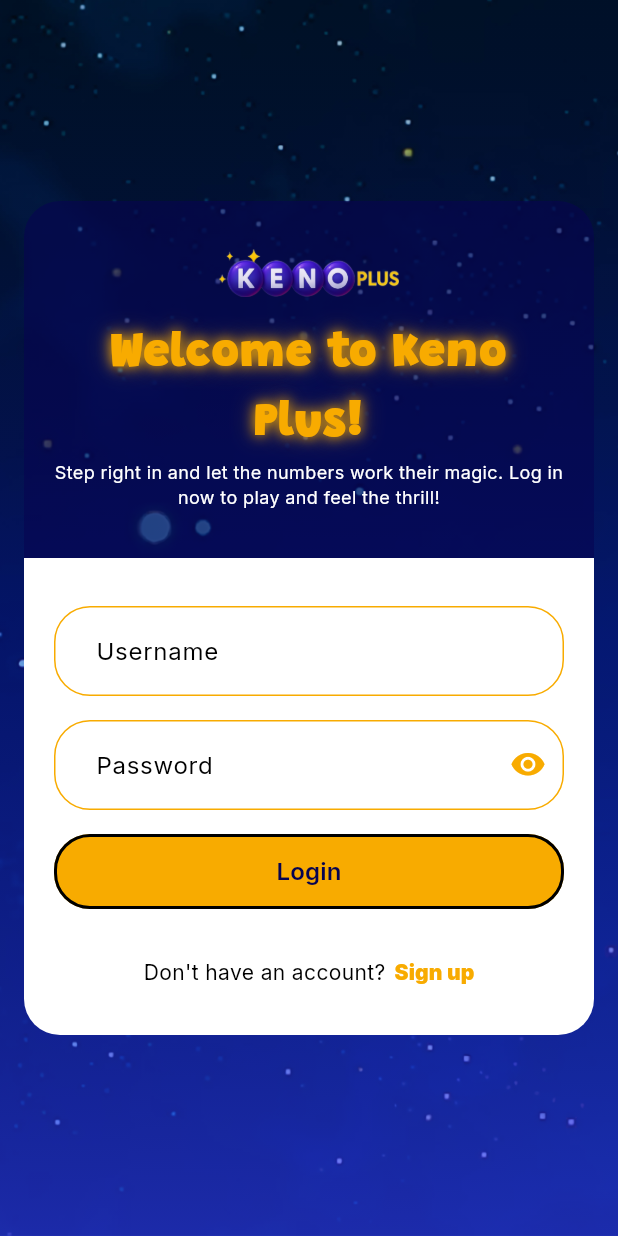
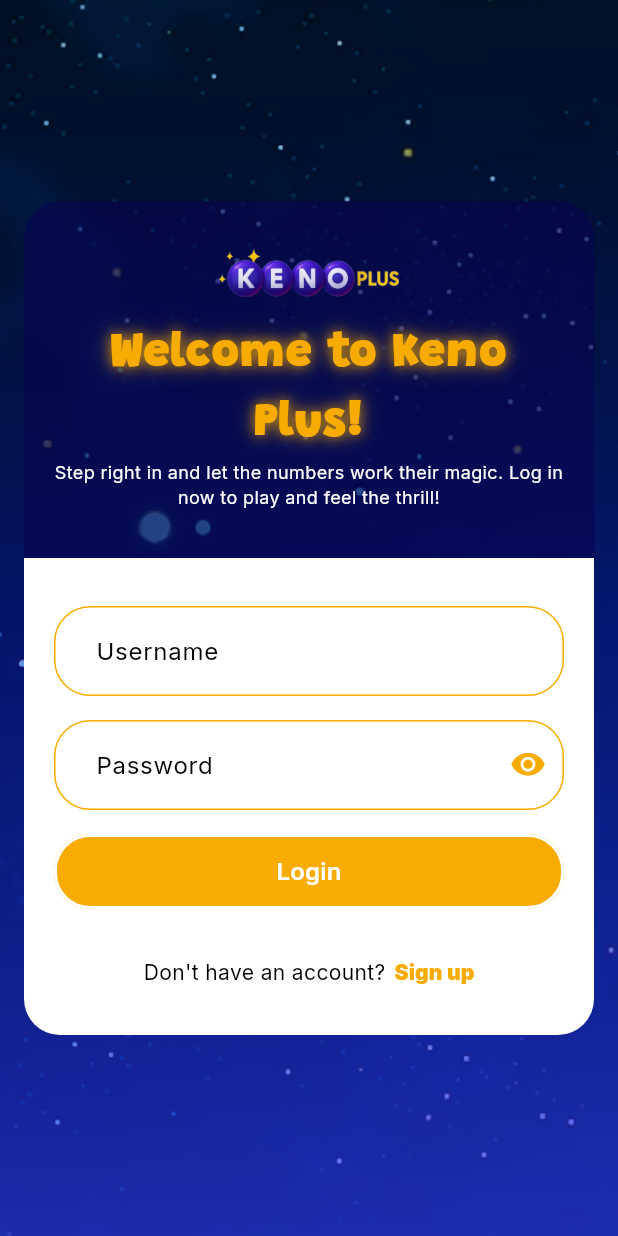
Before and after one commit to angelamar1e/keno_plus, a Flutter app: the screen it shows after launch, on a phone screen of 412 x 824 dp. Run offline on Flutter 3.47's test engine with Material 3 defaults, Android fonts, the phone set to English and light mode, and no system bars; our stand-ins replace dartz, flutter_bloc, flutter_dotenv, get_it, go_router, shared_preferences and 1 more; accounts and stored records are empty.

Commit message:
Fixed depreciated warnings

```diff
--- a/analysis_options.yaml
+++ b/analysis_options.yaml
@@ -1 +1,7 @@
 include: package:flutter_lints/flutter.yaml
+analyzer:
+  errors:
+    deprecated_member_use: ignore
+    public_member_api_docs: ignore
+    sort_constructors_first: ignore
+    file_names: ignore
--- a/lib/core/values/app_imports.dart
+++ b/lib/core/values/app_imports.dart
@@ -8,7 +8,6 @@ export 'dart:convert';
 export 'dart:math';
 export 'package:crypto/crypto.dart';
 export 'package:flutter_dotenv/flutter_dotenv.dart';
-export 'package:bloc/bloc.dart';
 export 'package:keno_plus/core/utils/database.dart';
 export 'package:keno_plus/core/themes/app_theme.dart';
 export 'package:keno_plus/core/widgets/app_widgets.dart';
--- a/lib/core/widgets/app_widgets.dart
+++ b/lib/core/widgets/app_widgets.dart
@@ -95,6 +95,18 @@ class _KenoButtonState extends State<KenoButton>
 
   @override
   Widget build(BuildContext context) {
+    // Get theme colors for defaults
+    final theme = Theme.of(context);
+    final defaultBackgroundColor =
+        widget.backgroundColor ?? theme.colorScheme.secondary;
+    final defaultTextColor = widget.textColor ?? theme.colorScheme.onSecondary;
+    final defaultIconColor = widget.iconColor ?? defaultTextColor;
+    final defaultForegroundColor =
+        widget.foregroundColor ?? theme.colorScheme.primary;
+    final defaultBorderColor =
+        widget.borderColor ?? theme.colorScheme.onPrimary;
+    final defaultGlowColor = widget.glowColor ?? defaultTextColor;
+
     return Listener(
       onPointerDown: (_) => _controller.forward(),
       onPointerUp: (_) => _controller.reverse(),
@@ -112,11 +124,9 @@ class _KenoButtonState extends State<KenoButton>
                         borderRadius: BorderRadius.circular(24.0),
                         boxShadow: [
                           BoxShadow(
-                            color:
-                                widget.glowColor ??
-                                AppColors.white.withAlpha(
-                                  _shadowAlphaAnimation.value.toInt(),
-                                ),
+                            color: defaultGlowColor.withAlpha(
+                              _shadowAlphaAnimation.value.toInt(),
+                            ),
                             blurRadius: 8.0,
                             spreadRadius: 1.0,
                             offset: Offset.zero,
@@ -130,10 +140,10 @@ class _KenoButtonState extends State<KenoButton>
                   onPressed: widget.onPressed,
                   style: ButtonStyle(
                     backgroundColor: WidgetStateProperty.all(
-                      widget.backgroundColor ?? AppColors.secondary,
+                      defaultBackgroundColor,
                     ),
                     foregroundColor: WidgetStateProperty.all(
-                      widget.foregroundColor ?? AppColors.primary,
+                      defaultForegroundColor,
                     ),
                     padding: WidgetStateProperty.all(
                       widget.padding ??
@@ -148,7 +158,7 @@ class _KenoButtonState extends State<KenoButton>
                         side:
                             widget.hasBorder
                                 ? BorderSide(
-                                  color: widget.borderColor ?? AppColors.white,
+                                  color: defaultBorderColor,
                                   width: widget.borderWidth ?? 2.0,
                                 )
                                 : BorderSide.none,
@@ -164,15 +174,18 @@ class _KenoButtonState extends State<KenoButton>
                         Icon(
                           widget.icon,
                           size: widget.iconSize ?? 26.0,
-                          color: widget.iconColor,
+                          color: defaultIconColor,
                         ),
                         SizedBox(width: 8.0),
                       ],
                       KenoText(
                         text: widget.text,
-                        fontFamily: widget.fontFamily ?? AppFonts.inter,
+                        fontFamily:
+                            widget.fontFamily ??
+                            theme.textTheme.labelLarge?.fontFamily ??
+                            AppFonts.inter,
                         fontSize: widget.fontSize ?? 16.0,
-                        color: widget.textColor,
+                        color: defaultTextColor,
                         fontWeight: widget.fontWeight ?? FontWeight.w600,
                       ),
                     ],
@@ -194,12 +207,16 @@ class KenoBottomNavBar extends StatelessWidget {
 
   @override
   Widget build(BuildContext context) {
+    // Get theme colors
+    final theme = Theme.of(context);
+
     return BottomAppBar(
-      color: AppColors.primary,
+      color: theme.colorScheme.primary,
       child: Row(
         mainAxisAlignment: MainAxisAlignment.spaceAround,
         children: [
           _buildNavItem(
+            context: context,
             pageIndex: 1,
             icon: Icons.home_rounded,
             label: AppStrings.home,
@@ -207,6 +224,7 @@ class KenoBottomNavBar extends StatelessWidget {
           ),
           const SizedBox(width: 24.0),
           _buildNavItem(
+            context: context,
             pageIndex: 2,
             icon: Icons.person_rounded,
             label: AppStrings.profile,
@@ -218,33 +236,28 @@ class KenoBottomNavBar extends StatelessWidget {
   }
 
   Widget _buildNavItem({
+    required BuildContext context,
     required int pageIndex,
     required IconData icon,
     required String label,
     required VoidCallback onTap,
   }) {
+    // Get theme colors
+    final theme = Theme.of(context);
+    final isSelected = currentIndex == pageIndex;
+    final color =
+        isSelected ? theme.colorScheme.secondary : theme.colorScheme.onPrimary;
+
     return FittedBox(
       child: Column(
         children: [
           IconButton(
             icon: Icon(icon),
             iconSize: 32.0,
-            color:
-                currentIndex == pageIndex
-                    ? AppColors.secondary
-                    : AppColors.white,
-            onPressed: () {
-              onTap();
-            },
+            color: color,
+            onPressed: onTap,
           ),
-          KenoText(
-            text: label,
-            fontSize: 16.0,
-            color:
-                currentIndex == pageIndex
-                    ? AppColors.secondary
-                    : AppColors.white,
-          ),
+          KenoText(text: label, fontSize: 16.0, color: color),
         ],
       ),
     );
@@ -312,12 +325,21 @@ class KenoText extends StatelessWidget {
 
   @override
   Widget build(BuildContext context) {
+    // Get theme text style and colors
+    final theme = Theme.of(context);
+    final defaultColor =
+        color ??
+        theme.textTheme.bodyMedium?.color ??
+        theme.colorScheme.onBackground;
+    final defaultFontFamily =
+        fontFamily ?? theme.textTheme.bodyMedium?.fontFamily ?? AppFonts.inter;
+
     return Text(
       text,
       style: TextStyle(
-        fontFamily: fontFamily ?? 'Inter',
+        fontFamily: defaultFontFamily,
         fontSize: fontSize ?? 14.0,
-        color: color,
+        color: defaultColor,
         fontVariations: [
           FontVariation('wght', _getFontWeightValue(fontWeight)),
         ],
@@ -326,20 +348,20 @@ class KenoText extends StatelessWidget {
             isGlow == true
                 ? [
                   Shadow(
-                    color: (glowColor ?? color ?? Colors.white.withAlpha(200)),
+                    color: (glowColor ?? defaultColor).withAlpha(200),
                     blurRadius: (glowIntensity ?? 20) * 0.5,
-                    offset: Offset(0, 0),
+                    offset: const Offset(0, 0),
                   ),
                   Shadow(
-                    color: (glowColor ?? color ?? Colors.white).withAlpha(100),
+                    color: (glowColor ?? defaultColor).withAlpha(100),
                     blurRadius: glowIntensity ?? 20,
-                    offset: Offset(0, 0),
+                    offset: const Offset(0, 0),
                   ),
                 ]
                 : null,
         decoration: textDecoration ?? TextDecoration.none,
         decorationThickness: decorationThickness ?? 2.0,
-        decorationColor: decorationColor ?? color,
+        decorationColor: decorationColor ?? defaultColor,
       ),
       textAlign: textAlign ?? TextAlign.center,
     );
@@ -382,10 +404,10 @@ class KenoMainBackground extends StatelessWidget {
           width: double.infinity,
           decoration: BoxDecoration(
             gradient: LinearGradient(
-              colors: [
-                AppColors.black.withAlpha(50),
-                AppColors.gradientStart.withAlpha(100),
-                AppColors.gradientEnd.withAlpha(150),
+                colors: [
+                AppColors.black.withOpacity(0.2),
+                AppColors.gradientStart.withOpacity(0.4),
+                AppColors.gradientEnd.withOpacity(0.6),
               ],
               begin: Alignment.topCenter,
               end: Alignment.bottomCenter,
--- a/lib/features/authentication/data/models/user_model.dart
+++ b/lib/features/authentication/data/models/user_model.dart
@@ -1,4 +1,3 @@
-// ignore_for_file: public_member_api_docs, sort_constructors_first
 import 'package:keno_plus/features/authentication/domain/entities/user_entity.dart';
 
 class UserModel extends UserEntity {
--- a/lib/features/authentication/presentation/pages/log_in_page.dart
+++ b/lib/features/authentication/presentation/pages/log_in_page.dart
@@ -1,4 +1,3 @@
-// ignore_for_file: public_member_api_docs, sort_constructors_first
 import 'package:keno_plus/core/values/app_imports.dart';
 import 'package:keno_plus/features/authentication/presentation/widgets/login_form_widgets/log_in_form.dart';
 
--- a/lib/features/authentication/presentation/pages/sign_up_page.dart
+++ b/lib/features/authentication/presentation/pages/sign_up_page.dart
@@ -1,4 +1,3 @@
-// ignore_for_file: public_member_api_docs, sort_constructors_first
 import 'package:keno_plus/core/values/app_imports.dart';
 import 'package:keno_plus/features/authentication/presentation/widgets/sign_up_form_widgets/sign_up_form.dart';
 
--- a/lib/features/authentication/presentation/sign_up_bloc/sign_up_bloc.dart
+++ b/lib/features/authentication/presentation/sign_up_bloc/sign_up_bloc.dart
@@ -1,4 +1,3 @@
-// ignore_for_file: public_member_api_docs, sort_constructors_first
 import 'package:dartz/dartz.dart';
 import 'package:flutter_bloc/flutter_bloc.dart';
 import 'package:keno_plus/features/authentication/data/models/age.dart';
--- a/lib/features/authentication/presentation/widgets/auth_form_widgets/CTA_button.dart
+++ b/lib/features/authentication/presentation/widgets/auth_form_widgets/CTA_button.dart
@@ -1,10 +1,5 @@
-// ignore_for_file: file_names
-
-import 'package:flutter/material.dart';
-import 'package:flutter_bloc/flutter_bloc.dart';
 import 'package:keno_plus/core/utils/auth_form_type.dart';
 import 'package:keno_plus/core/values/app_imports.dart';
-import 'package:keno_plus/core/widgets/app_widgets.dart';
 import 'package:keno_plus/features/authentication/presentation/login_bloc/log_in_bloc.dart';
 import 'package:keno_plus/features/authentication/presentation/sign_up_bloc/sign_up_bloc.dart';
 
@@ -27,11 +22,6 @@ class CTAButton extends StatelessWidget {
         buttonText = AppStrings.login;
         break;
     }
-    return KenoButton(
-      text: buttonText,
-      hasBorder: true,
-      borderColor: AppColors.black,
-      onPressed: onPressed,
-    );
+    return KenoButton(text: buttonText, hasBorder: true, onPressed: onPressed);
   }
 }
--- a/lib/features/authentication/presentation/widgets/login_form_widgets/log_in_form.dart
+++ b/lib/features/authentication/presentation/widgets/login_form_widgets/log_in_form.dart
@@ -1,8 +1,5 @@
-// ignore_for_file: unused_import
-
 import 'package:keno_plus/core/router/app_routes.dart';
 import 'package:keno_plus/core/utils/auth_form_type.dart';
-import 'package:keno_plus/core/utils/injections.dart';
 import 'package:keno_plus/core/validation/auth_failure.dart';
 import 'package:keno_plus/core/values/app_imports.dart';
 import 'package:keno_plus/features/authentication/presentation/authentication_bloc/authentication_bloc.dart';
--- a/lib/features/authentication/presentation/widgets/sign_up_form_widgets/birthdate_field.dart
+++ b/lib/features/authentication/presentation/widgets/sign_up_form_widgets/birthdate_field.dart
@@ -1,4 +1,3 @@
-import 'package:keno_plus/core/themes/app_theme.dart';
 import 'package:keno_plus/core/values/app_imports.dart';
 import 'package:keno_plus/features/authentication/presentation/sign_up_bloc/sign_up_bloc.dart';
 
--- a/lib/features/authentication/presentation/widgets/sign_up_form_widgets/sign_up_form.dart
+++ b/lib/features/authentication/presentation/widgets/sign_up_form_widgets/sign_up_form.dart
@@ -1,8 +1,5 @@
-// ignore_for_file: unused_import
-
 import 'package:keno_plus/core/router/app_routes.dart';
 import 'package:keno_plus/core/utils/auth_form_type.dart';
-import 'package:keno_plus/core/utils/injections.dart';
 import 'package:keno_plus/core/values/app_imports.dart';
 import 'package:keno_plus/features/authentication/presentation/authentication_bloc/authentication_bloc.dart';
 import 'package:keno_plus/features/authentication/presentation/sign_up_bloc/sign_up_bloc.dart';
--- a/lib/features/gameplay/presentation/widgets/game_config_widgets/mode_selection.dart
+++ b/lib/features/gameplay/presentation/widgets/game_config_widgets/mode_selection.dart
@@ -1,6 +1,4 @@
 import 'package:flutter/widgets.dart';
-import 'package:flutter_bloc/flutter_bloc.dart';
-import 'package:keno_plus/features/gameplay/presentation/game_config_bloc/game_config_bloc.dart';
 
 class ModeSelection extends StatelessWidget {
   const ModeSelection({super.key});
```
